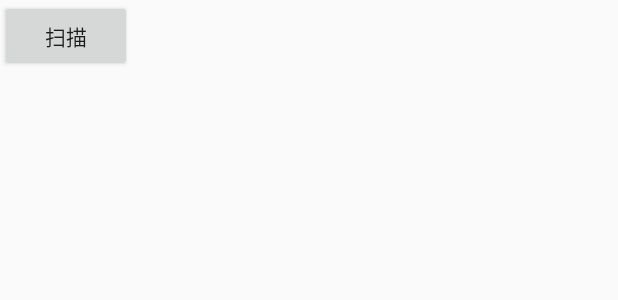
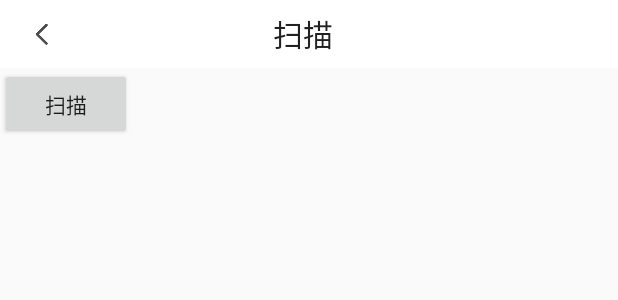
Before and after one commit to yonglong-gu/retrofitdemo, an Android app: the layout activity_qr_code.xml on its own in the app's theme, with its tools: preview values and no code run, on a phone screen of 412 x 824 dp. Shown: the top 300 px of the screen. Run offline under Robolectric (Android 15) with nearby library versions, the phone set to English and light mode, and no system bars.

Commit message:
优化二维码扫描UI

```diff
--- a/app/src/main/res/layout/activity_qr_code.xml
+++ b/app/src/main/res/layout/activity_qr_code.xml
@@ -2,7 +2,13 @@
 <LinearLayout xmlns:android="http://schemas.android.com/apk/res/android"
     android:layout_width="match_parent"
     android:layout_height="match_parent"
+    xmlns:app="http://schemas.android.com/apk/res-auto"
     android:orientation="vertical">
+
+    <com.example.retrofitdemo.base.MyToolbar
+        android:id="@+id/toolbar"
+        app:title="扫描"
+        style="@style/DefaultToolbar"/>
 
     <Button
         android:id="@+id/btn_code"
@@ -10,4 +16,13 @@
         android:layout_height="wrap_content"
         android:text="扫描" />
 
+    <TextView
+        android:textSize="14sp"
+        android:textColor="#ff2033"
+        android:id="@+id/tv_result"
+        android:layout_marginTop="10dp"
+        android:layout_marginLeft="10dp"
+        android:layout_width="wrap_content"
+        android:layout_height="wrap_content"/>
+
 </LinearLayout>
```
Also changed, not shown: app/src/main/java/com/example/retrofitdemo/qrcode/QrCodeActivity.java (+16 -0 lines).
